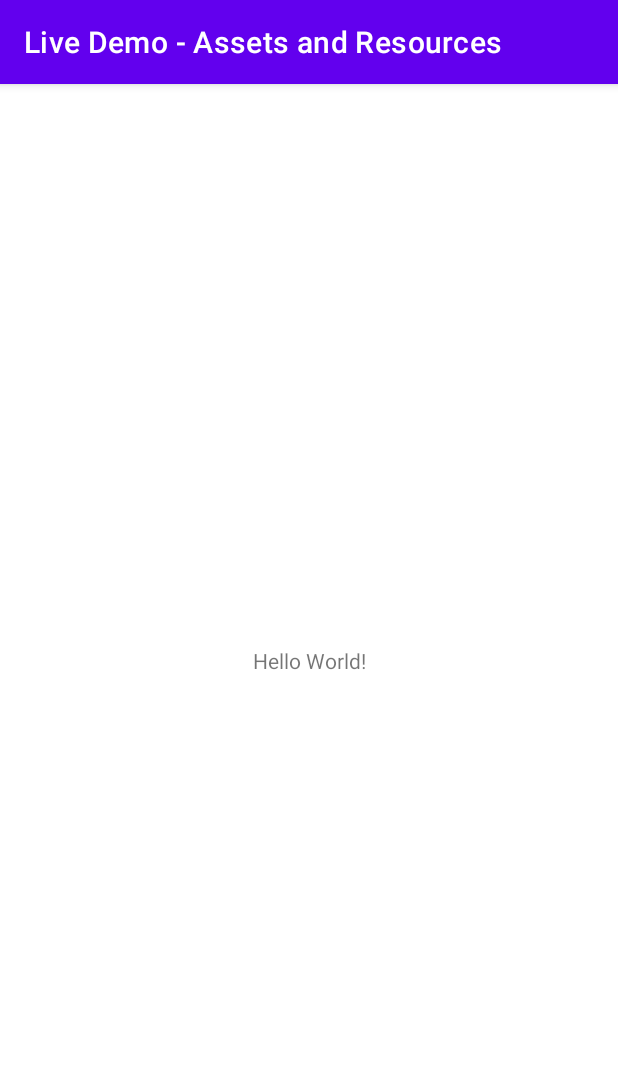
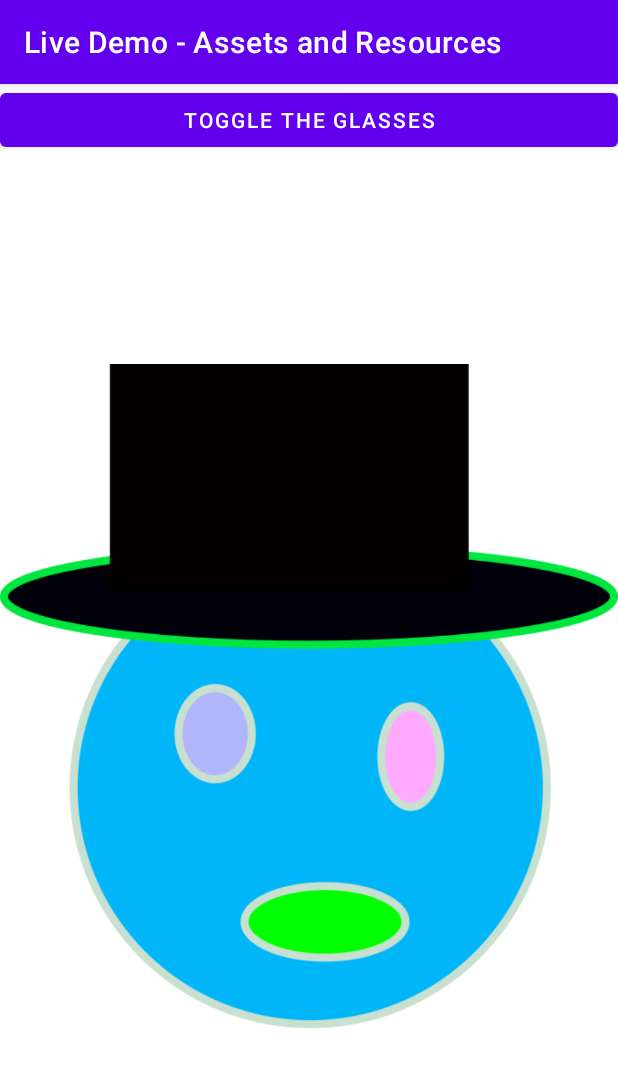
Before and after one commit to daysmachine/Live-Demo---Assets-and-Resources, an Android app: the screen it shows after launch (MainActivity), on a phone screen of 412 x 824 dp. Shown: the top 1067 px of the screen. Run offline under Robolectric (Android 15) with nearby library versions, the phone set to English and light mode, and no system bars.

Commit message:
up to dude toggle glasses

```diff
--- a/app/src/main/java/com/bignerdranch/android/livedemo_assetsandresources/MainActivity.kt
+++ b/app/src/main/java/com/bignerdranch/android/livedemo_assetsandresources/MainActivity.kt
@@ -2,10 +2,59 @@ package com.bignerdranch.android.livedemo_assetsandresources
 
 import androidx.appcompat.app.AppCompatActivity
 import android.os.Bundle
+import android.view.View
+import android.widget.Button
+import android.widget.ImageView
 
 class MainActivity : AppCompatActivity() {
+
+    lateinit var toggleButton: Button
+    lateinit var dudeImage: ImageView
+
+    var glassesState: Boolean = false
+
     override fun onCreate(savedInstanceState: Bundle?) {
+
+        //
         super.onCreate(savedInstanceState)
         setContentView(R.layout.activity_main)
+
+        //
+        this.connectViews()
+        this.setupCallbacks()
+    }
+
+    //
+    private fun connectViews(){
+        this.toggleButton = this.findViewById(R.id.toggle_button)
+        this.dudeImage = this.findViewById(R.id.dude_image)
+    }
+
+    //
+    private fun setupCallbacks(){
+
+        //
+        this.toggleButton.setOnClickListener {v: View ->
+            //
+            this.glassesState = !this.glassesState
+            this.updateDudeImage()
+
+            println("Toggle button was clicked!")
+        }
+    }
+
+    //
+    private fun updateDudeImage() {
+
+        //
+        val newImageId: Int = if(this.glassesState){
+            R.drawable.dude_glasses
+        }
+        else {
+            R.drawable.dude
+        }
+
+        //
+        this.dudeImage.setImageResource(newImageId)
     }
 }
--- a/app/src/main/res/layout/activity_main.xml
+++ b/app/src/main/res/layout/activity_main.xml
@@ -6,13 +6,23 @@
     android:layout_height="match_parent"
     tools:context=".MainActivity">
 
-    <TextView
-        android:layout_width="wrap_content"
-        android:layout_height="wrap_content"
-        android:text="@string/label_hello"
-        app:layout_constraintBottom_toBottomOf="parent"
-        app:layout_constraintEnd_toEndOf="parent"
-        app:layout_constraintStart_toStartOf="parent"
-        app:layout_constraintTop_toTopOf="parent" />
+    <LinearLayout
+        android:layout_width="match_parent"
+        android:layout_height="match_parent"
+        android:orientation="vertical">
+
+        <Button
+            android:id="@+id/toggle_button"
+            android:layout_width="match_parent"
+            android:layout_height="wrap_content"
+            android:text="@string/toggle_button_text" />
+
+        <ImageView
+            android:id="@+id/dude_image"
+            android:layout_width="match_parent"
+            android:layout_height="wrap_content"
+            app:srcCompat="@drawable/dude" />
+
+    </LinearLayout>
 
 </androidx.constraintlayout.widget.ConstraintLayout>
--- a/app/src/main/res/values/strings.xml
+++ b/app/src/main/res/values/strings.xml
@@ -1,4 +1,5 @@
 <resources>
     <string name="app_name">Live Demo - Assets and Resources</string>
     <string name="label_hello">Hello World!</string>
+    <string name="toggle_button_text">Toggle the Glasses</string>
 </resources>
```
Also changed, not shown: app/src/main/res/drawable/dude.png (added), app/src/main/res/drawable/dude_glasses.png (added), app/src/main/res/drawable/dude_glasses_square.png (added), 2 other files.
